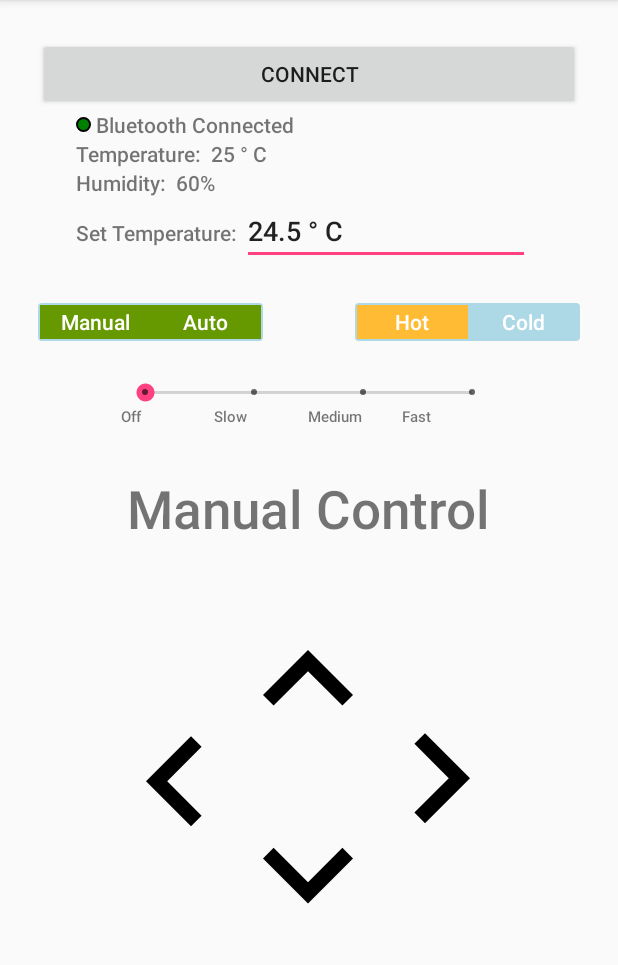
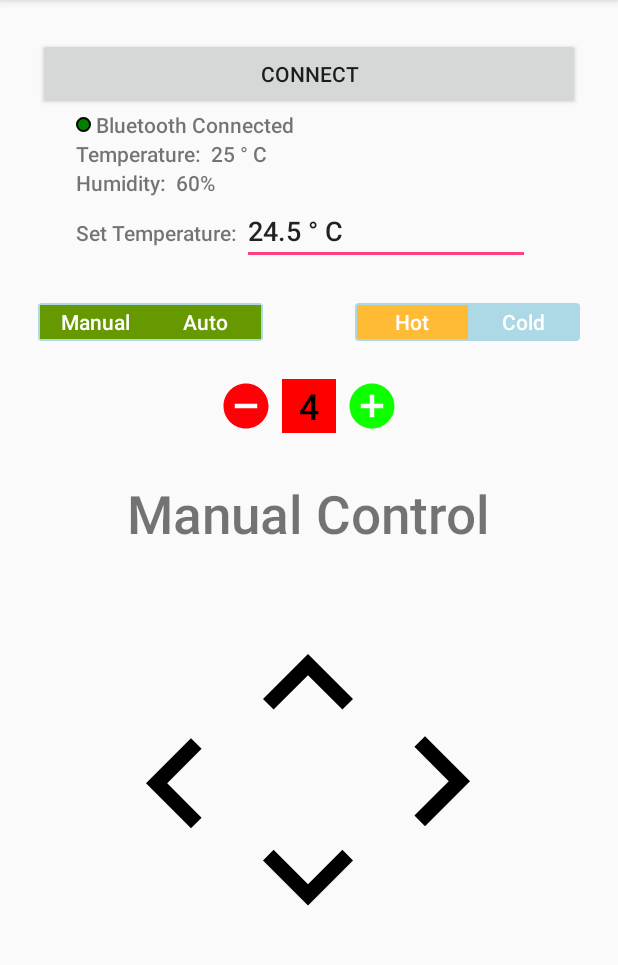
Before and after one commit to w6tsang/FanMe, an Android app: the screen it shows after launch (MainActivity), on a phone screen of 412 x 824 dp, the part 84-1049 px from its top. Run offline under Robolectric (Android 15) with nearby library versions, the phone set to English and light mode, and no system bars; 2 statements that could not run were skipped.

Commit message:
updated UI with inc/dec button

```diff
--- a/test2/app/src/main/java/com/example/wilsontsang/test2/MainActivity.java
+++ b/test2/app/src/main/java/com/example/wilsontsang/test2/MainActivity.java
@@ -11,6 +11,7 @@ import android.os.Handler;
 import android.os.SystemClock;
 import android.support.v7.app.AppCompatActivity;
 import android.support.v7.widget.Toolbar;
+import android.text.Layout;
 import android.view.LayoutInflater;
 import android.view.Menu;
 import android.view.MenuItem;
@@ -47,6 +48,10 @@ public class MainActivity extends AppCompatActivity {
     Button btnManual;
     Button btnAuto;
 
+    Button btnInc;
+    Button btnDec;
+    Button btnOnOff;
+
     TextView humid;
     TextView lblManual;
     ListView devicelist;
@@ -54,6 +59,7 @@ public class MainActivity extends AppCompatActivity {
     TextView status;
     private BluetoothSocket mBTSocket = null; // bi-directional client-to-client data path
     private Handler mHandler;
+    private Handler mOutHandler;
     private static final UUID BTMODULEUUID = UUID.fromString("00001101-0000-1000-8000-00805F9B34FB"); // "random" unique identifier
 
     String address;
@@ -84,13 +90,21 @@ public class MainActivity extends AppCompatActivity {
         status = (TextView)findViewById(R.id.connected);
         lblManual = (TextView)findViewById(R.id.txt_manual);
         btnUp = (Button)findViewById(R.id.btn_up);
-        speedControl = (SeekBar)findViewById(R.id.sb_speedControl);
+        //speedControl = (SeekBar)findViewById(R.id.sb_speedControl);
 
         btnAuto = (RadioButton)findViewById(R.id.btn_Auto);
         btnManual = (RadioButton)findViewById(R.id.btn_Manual);
 
+        btnInc = (Button)findViewById(R.id.btn_inc);
+        btnDec = (Button)findViewById(R.id.btn_dec);
+        btnOnOff = (Button) findViewById(R.id.text_circle);
+
         //Check Bluetooth
         myBluetooth = BluetoothAdapter.getDefaultAdapter();
+
+        int currentSpeed = 0;
+        int maxSpeed = 6;
+
         if(myBluetooth == null)
         {
             //Show a mensag. that thedevice has no bluetooth adapter
@@ -131,6 +145,12 @@ public class MainActivity extends AppCompatActivity {
                     else
                         status.setText("Connection Failed");
                 }
+            }
+        };
+
+        mOutHandler = new Handler(){
+            public void handleMessage(android.os.Message msg){
+                mConnectedThread.write((String)msg.obj);
             }
         };
 
@@ -223,39 +243,37 @@ public class MainActivity extends AppCompatActivity {
             }
         });
 
-
-        speedControl.setOnSeekBarChangeListener(new SeekBar.OnSeekBarChangeListener() {
+        btnInc.setOnClickListener(new View.OnClickListener() {
             @Override
-            public void onProgressChanged(SeekBar seekBar, int i, boolean b) {
-                if(isConnected){
-                    switch (i){
-                        case 0:
-                            mConnectedThread.write("off");
-                            break;
-                        case 1:
-                            mConnectedThread.write("slow");
-                            break;
-                        case 2:
-                            mConnectedThread.write("medium");
-                            break;
-                        case 3:
-                            mConnectedThread.write("fast");
-                            break;
-                        default:
-                            return;
-                    }
-                    Toast.makeText(getApplicationContext(), "Sent Speed" + i, Toast.LENGTH_SHORT).show();
+            public void onClick(View v)
+            {
+                if(isConnected && currentSpeed < maxSpeed){
+                    mConnectedThread.write("inc");
+                    Toast.makeText(getApplicationContext(), "Sent Increment", Toast.LENGTH_SHORT).show();
                 }
             }
 
+        });
+
+        //buttons
+        btnDec.setOnClickListener(new View.OnClickListener(){
             @Override
-            public void onStartTrackingTouch(SeekBar seekBar) {
+            public void onClick(View view) {
+                if(isConnected && 0 < currentSpeed){
+                    mConnectedThread.write("dec");
+                    Toast.makeText(getApplicationContext(), "Sent Decrement", Toast.LENGTH_SHORT).show();
+                }
+            }
+        });
 
-            }
-
+        //buttons
+        btnOnOff.setOnClickListener(new View.OnClickListener(){
             @Override
-            public void onStopTrackingTouch(SeekBar seekBar) {
-
+            public void onClick(View view) {
+                if(isConnected ){
+                    mConnectedThread.write("toggle");
+                    Toast.makeText(getApplicationContext(), "Sent Toggle", Toast.LENGTH_SHORT).show();
+                }
             }
         });
 
--- /dev/null
+++ b/test2/app/src/main/res/drawable/circle_speed.xml
@@ -0,0 +1,7 @@
+<?xml version="1.0" encoding="utf-8"?>
+<shape xmlns:android="http://schemas.android.com/apk/res/android"
+    android:shape="oval" >
+
+    <solid android:color="@color/red" />
+
+</shape>
--- /dev/null
+++ b/test2/app/src/main/res/drawable/ic_add_circle_black_24dp.xml
@@ -0,0 +1,5 @@
+<vector android:height="24dp" android:tint="#0EFF00"
+    android:viewportHeight="24.0" android:viewportWidth="24.0"
+    android:width="24dp" xmlns:android="http://schemas.android.com/apk/res/android">
+    <path android:fillColor="#FF000000" android:pathData="M12,2C6.48,2 2,6.48 2,12s4.48,10 10,10 10,-4.48 10,-10S17.52,2 12,2zM17,13h-4v4h-2v-4L7,13v-2h4L11,7h2v4h4v2z"/>
+</vector>
--- /dev/null
+++ b/test2/app/src/main/res/drawable/ic_remove_circle_black_24dp.xml
@@ -0,0 +1,5 @@
+<vector android:height="24dp" android:tint="#FF0007"
+    android:viewportHeight="24.0" android:viewportWidth="24.0"
+    android:width="24dp" xmlns:android="http://schemas.android.com/apk/res/android">
+    <path android:fillColor="#FF000000" android:pathData="M12,2C6.48,2 2,6.48 2,12s4.48,10 10,10 10,-4.48 10,-10S17.52,2 12,2zM17,13L7,13v-2h10v2z"/>
+</vector>
--- a/test2/app/src/main/res/layout/activity_main.xml
+++ b/test2/app/src/main/res/layout/activity_main.xml
@@ -226,71 +226,40 @@
                 android:layout_weight="1"
                 tools:layout_editor_absoluteY="84dp" />
 
-            <SeekBar
-                android:id="@+id/sb_speedControl"
-                style="@style/Widget.AppCompat.SeekBar.Discrete"
-                android:layout_width="250dp"
+            <RelativeLayout
+                android:id="@+id/linearLayout1"
+                android:layout_width="match_parent"
                 android:layout_height="wrap_content"
-                android:layout_alignParentBottom="true"
-                android:layout_gravity="center"
-                android:layout_weight="1"
-                android:max="3"
-                android:progress="0" />
+                android:gravity="center"
+                android:orientation="horizontal">
 
-            <TableLayout
-                android:layout_width="250dp"
-                android:layout_height="match_parent"
-                android:layout_above="@+id/sb_task_detail_status"
-                android:layout_alignStart="@+id/sb_task_detail_status"
-                android:layout_gravity="center"
-                android:stretchColumns="*">
+                <Button
+                    android:id="@+id/btn_dec"
+                    android:layout_width="36dp"
+                    android:layout_height="36dp"
+                    android:layout_weight="1"
+                    android:background="@drawable/ic_remove_circle_black_24dp"
+                    android:layout_marginRight="6dp"/>/>
 
-                <TableRow
-                    android:id="@+id/statusRow"
-                    android:layout_width="match_parent"
-                    android:layout_height="match_parent">
+                <include
+                    layout="@layout/circle_num"
+                    android:id="@+id/text_circle"
+                    android:layout_width="36dp"
+                    android:layout_weight="1"
+                    android:layout_height="36dp"
+                    android:layout_toRightOf="@+id/btn_dec"
+                    android:layout_marginRight="6dp"></include>
 
-                    <TextView
-                        android:id="@+id/tv_task_status_newly_developed"
-                        android:layout_width="0dp"
-                        android:layout_height="wrap_content"
-                        android:layout_column="0"
-                        android:layout_weight="1"
-                        android:text="Off"
-                        android:textSize="10sp" />
+                <Button
+                    android:id="@+id/btn_inc"
+                    android:layout_width="36dp"
+                    android:layout_height="36dp"
+                    android:layout_marginLeft="0dp"
+                    android:layout_toRightOf="@+id/text_circle"
+                    android:layout_weight="1"
+                    android:background="@drawable/ic_add_circle_black_24dp" />/>
+            </RelativeLayout>
 
-                    <TextView
-                        android:id="@+id/tv_task_status_developed"
-                        android:layout_width="0dp"
-                        android:layout_height="wrap_content"
-                        android:layout_column="1"
-                        android:layout_weight="1"
-                        android:text="Slow"
-                        android:textSize="10sp" />
-
-                    <TextView
-                        android:id="@+id/tv_task_status_in_progress"
-                        android:layout_width="0dp"
-                        android:layout_height="wrap_content"
-                        android:layout_column="2"
-                        android:layout_weight="1"
-                        android:text="Medium"
-
-                        android:textSize="10sp" />
-
-                    <TextView
-                        android:id="@+id/tv_task_status_completed"
-                        android:layout_width="0dp"
-                        android:layout_height="wrap_content"
-                        android:layout_column="3"
-                        android:layout_weight="1"
-                        android:text="Fast"
-
-                        android:textSize="10sp" />
-
-                </TableRow>
-
-            </TableLayout>
         </LinearLayout>
 
         <Button
--- /dev/null
+++ b/test2/app/src/main/res/layout/circle_num.xml
@@ -0,0 +1,18 @@
+<?xml version="1.0" encoding="utf-8"?>
+<FrameLayout xmlns:android="http://schemas.android.com/apk/res/android"
+    android:layout_width="match_parent"
+    android:layout_height="match_parent"
+    android:background="@android:color/white"
+    android:orientation="horizontal" >
+
+    <TextView
+        android:layout_width="80dp"
+        android:layout_height="80dp"
+        android:layout_gravity="center"
+        android:background="@drawable/circle_speed"
+        android:gravity="center"
+        android:text="4"
+        android:textColor="@android:color/black"
+        android:textSize="24sp" />
+
+</FrameLayout>
--- a/test2/app/src/main/res/layout/content_main.xml
+++ b/test2/app/src/main/res/layout/content_main.xml
@@ -13,7 +13,7 @@
         android:id="@+id/textView"
         android:layout_width="wrap_content"
         android:layout_height="wrap_content"
-        android:text="Hello World!" />
+        android:text="" />
 
 
     <RadioGroup
```
Also changed, not shown: test2/app/src/main/res/drawable-hdpi/ic_minus_sign.png (added), test2/app/src/main/res/drawable-hdpi/ic_plus_sign.png (added), test2/app/src/main/res/drawable-mdpi/ic_minus_sign.png (added), test2/app/src/main/res/drawable-mdpi/ic_plus_sign.png (added), test2/app/src/main/res/drawable-xhdpi/ic_minus_sign.png (added), test2/app/src/main/res/drawable-xhdpi/ic_plus_sign.png (added), test2/app/src/main/res/drawable-xxhdpi/ic_minus_sign.png (added), test2/app/src/main/res/drawable-xxhdpi/ic_plus_sign.png (added).
